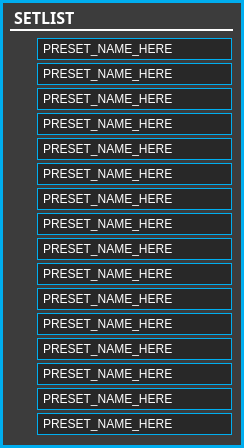
Old version of the form standalone/advanced/forms/setlistFormWin.ui in the repository Muse-Kinetics/softstep_editor.
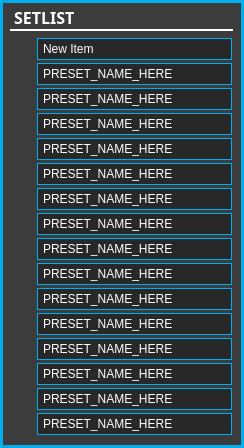
New version of the form. Icons and pictures are not drawn.

Diff of the .ui file:
```diff
--- a/standalone/advanced/forms/setlistFormWin.ui
+++ b/standalone/advanced/forms/setlistFormWin.ui
@@ -10,16 +10,22 @@
     <height>448</height>
    </rect>
   </property>
+  <property name="sizePolicy">
+   <sizepolicy hsizetype="Fixed" vsizetype="Fixed">
+    <horstretch>0</horstretch>
+    <verstretch>0</verstretch>
+   </sizepolicy>
+  </property>
   <property name="minimumSize">
    <size>
-    <width>200</width>
-    <height>445</height>
+    <width>240</width>
+    <height>448</height>
    </size>
   </property>
   <property name="maximumSize">
    <size>
-    <width>500</width>
-    <height>500</height>
+    <width>244</width>
+    <height>448</height>
    </size>
   </property>
   <property name="windowTitle">
@@ -32,13 +38,6 @@
 	border: 3px solid rgba(0,174,239,255);
 }
 
-/* ------- QStackedWidget ---------*/
-QStackedWidget
-{
-	border-left: 2px solid rgb(0,174,239);
-	border-right: 2px solid rgb(0,174,239);
-}
-
 /* ---------- QLabels ------------*/
 QLabel
 {
@@ -59,7 +58,7 @@
 	font: 10pt &quot;Corbel&quot;;
 	background:rgba(0,174,239,0);
 	color: white;
-	padding:0, 3, 0, 0;
+	padding:0, 0, 0, 0;
 	border: none;
 }
 
@@ -123,7 +122,10 @@
 {
 	border: none;
 	background: none;
-	image: url(:/resources/setlist_combobox_menu_arrows.png)
+	image: url(:/resources/setlist_combobox_menu_arrows.svg);
+	width: 14px;
+	height: 14px;
+	padding-right: 3px;
 }
 
 /*-------QToolTip-------*/
@@ -143,11 +145,13 @@
 background: black;
 /* margin sets up how far the handle can travel */
 	margin: 0px 0px 0px 0px;
+	border: none;
 }
 
 /* Sets up the color and height of handle */
 QScrollBar::handle:vertical {
 	background: rgb(0,174,239);
+	border: none;
 }
 
 /* This remvoes the bottom button by setting the height to 0px */
@@ -155,6 +159,7 @@
 	height: 0px;
 	subcontrol-position: bottom;
 	subcontrol-origin: margin;
+	border: none;
 }
 
 /* This remvoes the top button by setting the height to 0px */
@@ -162,11 +167,13 @@
 	height: 0px;
 	subcontrol-position: top;
 	subcontrol-origin: margin;
+	border: none;
 }
 
 /* need this to get rid of crosshatching on scrollbar background */
 QScrollBar::add-page:vertical, QScrollBar::sub-page:vertical {
 	background: none;
+	border: none;
 }</string>
   </property>
   <widget class="QLabel" name="titlelabel">
@@ -202,7 +209,7 @@
    <property name="geometry">
     <rect>
      <x>10</x>
-     <y>40</y>
+     <y>38</y>
      <width>22</width>
      <height>22</height>
     </rect>
@@ -275,7 +282,7 @@
    <property name="geometry">
     <rect>
      <x>10</x>
-     <y>65</y>
+     <y>63</y>
      <width>22</width>
      <height>22</height>
     </rect>
@@ -348,7 +355,7 @@
    <property name="geometry">
     <rect>
      <x>10</x>
-     <y>90</y>
+     <y>88</y>
      <width>22</width>
      <height>22</height>
     </rect>
@@ -421,7 +428,7 @@
    <property name="geometry">
     <rect>
      <x>10</x>
-     <y>115</y>
+     <y>113</y>
      <width>22</width>
      <height>22</height>
     </rect>
@@ -494,7 +501,7 @@
    <property name="geometry">
     <rect>
      <x>10</x>
-     <y>140</y>
+     <y>138</y>
      <width>22</width>
      <height>22</height>
     </rect>
@@ -567,7 +574,7 @@
    <property name="geometry">
     <rect>
      <x>10</x>
-     <y>165</y>
+     <y>163</y>
      <width>22</width>
      <height>22</height>
     </rect>
@@ -640,7 +647,7 @@
    <property name="geometry">
     <rect>
      <x>10</x>
-     <y>190</y>
+     <y>188</y>
      <width>22</width>
      <height>22</height>
     </rect>
@@ -713,7 +720,7 @@
    <property name="geometry">
     <rect>
      <x>10</x>
-     <y>215</y>
+     <y>213</y>
      <width>22</width>
      <height>22</height>
     </rect>
@@ -786,7 +793,7 @@
    <property name="geometry">
     <rect>
      <x>10</x>
-     <y>240</y>
+     <y>238</y>
      <width>22</width>
      <height>22</height>
     </rect>
@@ -859,7 +866,7 @@
    <property name="geometry">
     <rect>
      <x>10</x>
-     <y>265</y>
+     <y>263</y>
      <width>22</width>
      <height>22</height>
     </rect>
@@ -932,7 +939,7 @@
    <property name="geometry">
     <rect>
      <x>10</x>
-     <y>290</y>
+     <y>288</y>
      <width>22</width>
      <height>22</height>
     </rect>
@@ -1005,7 +1012,7 @@
    <property name="geometry">
     <rect>
      <x>10</x>
-     <y>315</y>
+     <y>313</y>
      <width>22</width>
      <height>22</height>
     </rect>
@@ -1078,7 +1085,7 @@
    <property name="geometry">
     <rect>
      <x>10</x>
-     <y>340</y>
+     <y>338</y>
      <width>22</width>
      <height>22</height>
     </rect>
@@ -1151,7 +1158,7 @@
    <property name="geometry">
     <rect>
      <x>10</x>
-     <y>365</y>
+     <y>363</y>
      <width>22</width>
      <height>22</height>
     </rect>
@@ -1224,7 +1231,7 @@
    <property name="geometry">
     <rect>
      <x>10</x>
-     <y>390</y>
+     <y>388</y>
      <width>22</width>
      <height>22</height>
     </rect>
@@ -1297,7 +1304,7 @@
    <property name="geometry">
     <rect>
      <x>10</x>
-     <y>415</y>
+     <y>413</y>
      <width>22</width>
      <height>22</height>
     </rect>
@@ -1375,21 +1382,9 @@
      <height>22</height>
     </rect>
    </property>
-   <property name="autoFillBackground">
-    <bool>false</bool>
-   </property>
-   <property name="styleSheet">
-    <string notr="true"/>
-   </property>
-   <property name="editable">
-    <bool>false</bool>
-   </property>
-   <property name="frame">
-    <bool>true</bool>
-   </property>
    <item>
     <property name="text">
-     <string>PRESET_NAME_HERE</string>
+     <string>New Item</string>
     </property>
    </item>
    <item>
```
Left out of the diff: 510 changed lines with no effect on the pictures.
